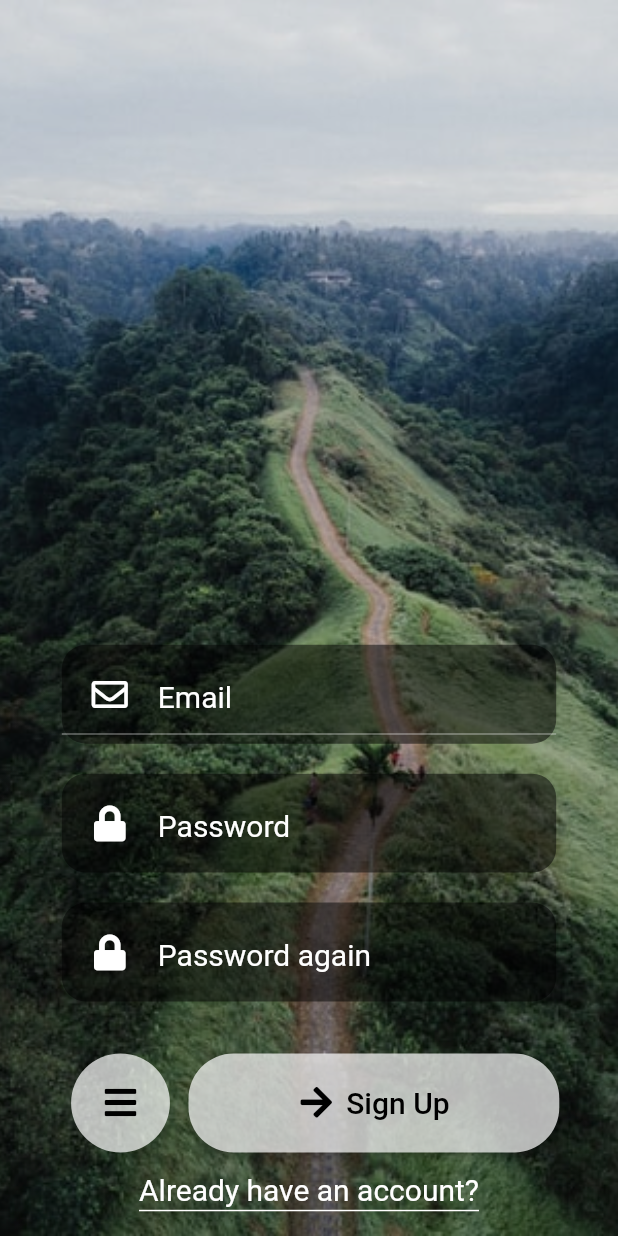
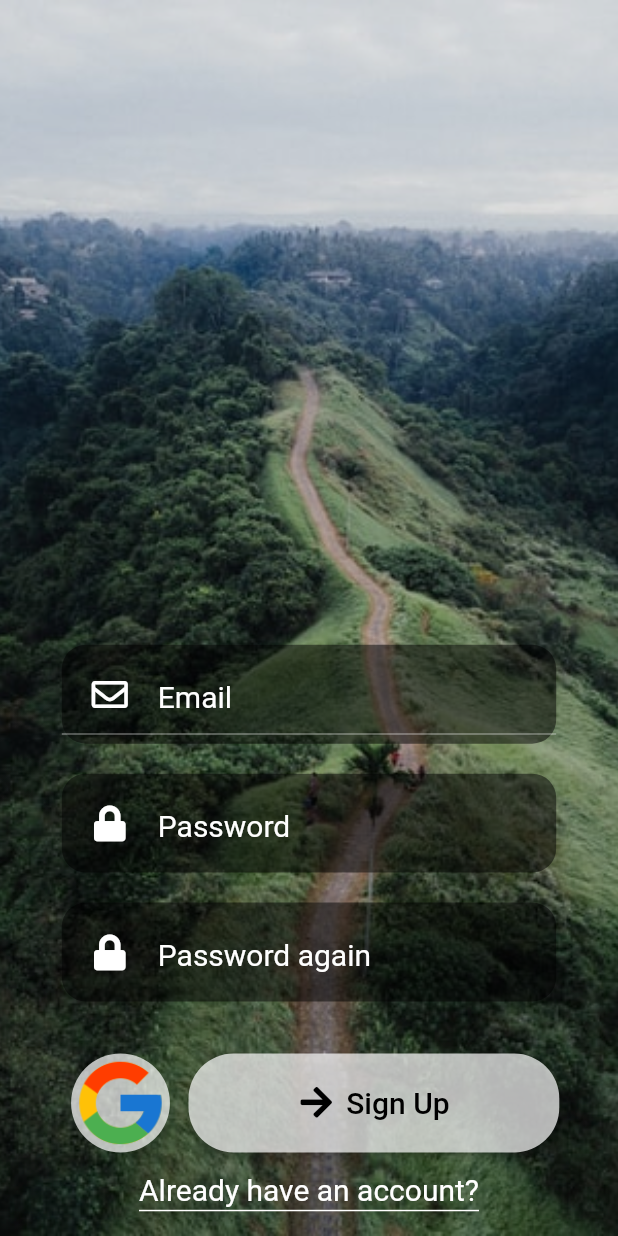
Before and after one commit to BatuhanYeter/nature-app, a Flutter app: the screen it shows after launch, after a tap on "Create an account", on a phone screen of 412 x 824 dp. Run offline on Flutter 3.47's test engine with Material 2 defaults, Android fonts, the phone set to English and light mode, and no system bars; our stand-ins replace cloud_firestore, firebase_auth, firebase_core, font_awesome_flutter, google_sign_in, shared_preferences; accounts and stored records are empty; network calls fail.

Commit message:
Google sign-in, Firestore, auth update

```diff
--- a/lib/main.dart
+++ b/lib/main.dart
@@ -1,7 +1,6 @@
 import 'package:firebase_auth/firebase_auth.dart';
 import 'package:flutter/material.dart';
 import 'package:firebase_core/firebase_core.dart';
-import 'package:flutter_appp/model/user.dart';
 import 'package:flutter_appp/screens/after_register/first_screen_ar.dart';
 import 'package:flutter_appp/screens/after_register/second_screen_ar.dart';
 import 'package:flutter_appp/screens/after_register/third_screen_ar.dart';
@@ -29,7 +28,6 @@ Future<void> main() async {
   ));
 }
 
-
 class MyApp extends StatelessWidget {
   const MyApp({Key? key, required this.theme}) : super(key: key);
   final String theme;
@@ -39,9 +37,13 @@ class MyApp extends StatelessWidget {
     // Providers
     return MultiProvider(
         providers: [
-          StreamProvider<MyUser?>.value(
+          Provider<AuthenticationService>(
+            create: (_) => AuthenticationService(),
+          ),
+          StreamProvider(
+            create: (context) =>
+                context.read<AuthenticationService>().auth.authStateChanges(),
             initialData: null,
-            value: AuthenticationService().pUser,
           ),
         ],
         child: MaterialApp(
@@ -61,8 +63,6 @@ class MyApp extends StatelessWidget {
             '/firstScreenAR': (context) => FirstScreenAR(),
             '/secondScreenAR': (context) => SecondScreenAR(),
             '/thirdScreenAR': (context) => ThirdScreenAR(),
-
-
           },
         ));
   }
--- a/lib/model/user.dart
+++ /dev/null
@@ -1,15 +0,0 @@
-class MyUser {
-  final String? uid;
-
-  MyUser({this.uid});
-
-}
-
-class MyUserData {
-  final String? uid;
-  final String? name;
-  final String? email;
-  final String? password;
-
-  MyUserData({this.uid, this.name, this.email, this.password});
-}
--- a/lib/screens/forgot_password.dart
+++ b/lib/screens/forgot_password.dart
@@ -1,5 +1,6 @@
 import 'package:flutter/material.dart';
 import 'package:flutter_appp/constants.dart';
+import 'package:flutter_appp/services/authentication_service.dart';
 import 'package:flutter_appp/widgets/background.dart';
 import 'package:flutter_appp/widgets/input_fields.dart';
 import 'package:flutter_appp/widgets/my_button.dart';
@@ -10,6 +11,7 @@ class ForgotPassword extends StatelessWidget {
 
   @override
   Widget build(BuildContext context) {
+    final AuthenticationService auth = AuthenticationService();
     Size size = MediaQuery.of(context).size;
     return Stack(
       children: <Widget>[
@@ -64,7 +66,9 @@ class ForgotPassword extends StatelessWidget {
                       text: "Send",
                       onPrimary: Colors.black,
                       primary: Colors.white70,
-                      press: () async {},
+                      press: () async {
+                        auth.resetPassword(context, email: emailController.text.trim());
+                      },
                       icon: Icon(FontAwesomeIcons.longArrowAltRight),
                       height: size.height * 0.08,
                       width: size.width * 0.8,
--- a/lib/screens/login.dart
+++ b/lib/screens/login.dart
@@ -61,7 +61,9 @@ class LoginPage extends StatelessWidget {
                           mainAxisAlignment: MainAxisAlignment.center,
                           children: [
                             GestureDetector(
-                              onTap: () {},
+                              onTap: () {
+                                auth.signInWithGoogle(context);
+                              },
                               child: Container(
                                 width: size.width * 0.2,
                                 height: size.height * 0.08,
@@ -69,10 +71,10 @@ class LoginPage extends StatelessWidget {
                                   color: Colors.white70,
                                   shape: BoxShape.circle,
                                 ),
-                                  child: Icon(
-                                    FontAwesomeIcons.bars,
-                                    color: Colors.black,
-                                  )),
+                                child: Image.asset(
+                                  'assets/icons/google.png',
+                                ),
+                              ),
                             ),
                             SizedBox(
                               width: size.width * 0.01,
--- a/lib/screens/sign_up.dart
+++ b/lib/screens/sign_up.dart
@@ -58,7 +58,9 @@ class SignUp extends StatelessWidget {
                         mainAxisAlignment: MainAxisAlignment.center,
                         children: [
                           GestureDetector(
-                            onTap: () {},
+                            onTap: () {
+                              auth.signInWithGoogle(context);
+                            },
                             child: Container(
                                 width: size.width * 0.2,
                                 height: size.height * 0.08,
@@ -66,9 +68,8 @@ class SignUp extends StatelessWidget {
                                   color: Colors.white70,
                                   shape: BoxShape.circle,
                                 ),
-                                child: Icon(
-                                  FontAwesomeIcons.bars,
-                                  color: Colors.black,
+                                child: Image.asset(
+                                  'assets/icons/google.png',
                                 )),
                           ),
                           SizedBox(
--- a/lib/services/wrapper.dart
+++ b/lib/services/wrapper.dart
@@ -1,5 +1,5 @@
+import 'package:firebase_auth/firebase_auth.dart';
 import 'package:flutter/material.dart';
-import 'package:flutter_appp/model/user.dart';
 import 'package:flutter_appp/screens/home.dart';
 import 'package:flutter_appp/screens/login.dart';
 import 'package:provider/provider.dart';
@@ -7,8 +7,8 @@ import 'package:provider/provider.dart';
 class Wrapper extends StatelessWidget {
   @override
   Widget build(BuildContext context) {
-    final pUser = Provider.of<MyUser?>(context);
-    if (pUser != null) {
+    final user = context.watch<User?>();
+    if (user != null) {
       return HomePage();
     } else {
       return LoginPage();
--- a/pubspec.yaml
+++ b/pubspec.yaml
@@ -28,13 +28,16 @@ dependencies:
   # The following adds the Cupertino Icons font to your application.
   # Use with the CupertinoIcons class for iOS style icons.
   cupertino_icons: ^1.0.2
+  google_sign_in: ^5.0.1
   firebase_core: ^1.0.2
   firebase_auth: ^1.0.1
+  cloud_firestore: ^1.0.4
   provider: ^5.0.0
   font_awesome_flutter: ^9.0.0
   shared_preferences: ^2.0.5
   theme_provider: ^0.5.0
   flutter_native_splash: ^1.1.7+1
+  intl: ^0.17.0
 
 flutter_native_splash:
   color: "#74c494"
```
Also changed, not shown: lib/services/authentication_service.dart (+75 -26 lines), lib/services/database.dart (+10 -0 lines), pubspec.lock, 1 other file. Lines whose indentation alone changed are shown as unchanged.
